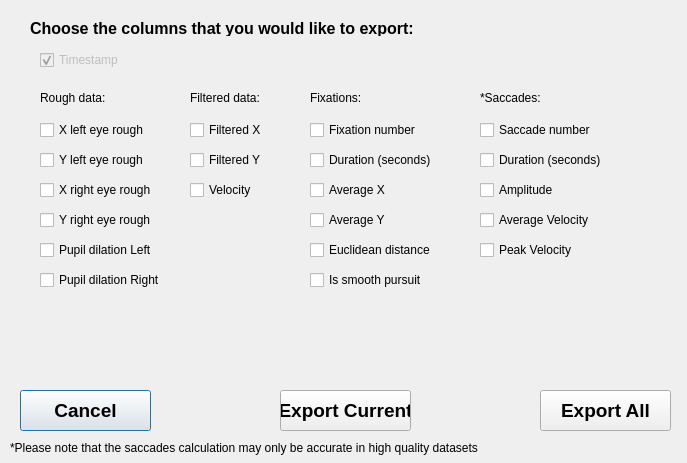
Above: DialogExport.ui from jamesalvarez/grafix-coder before the change. Below: the same form after it.
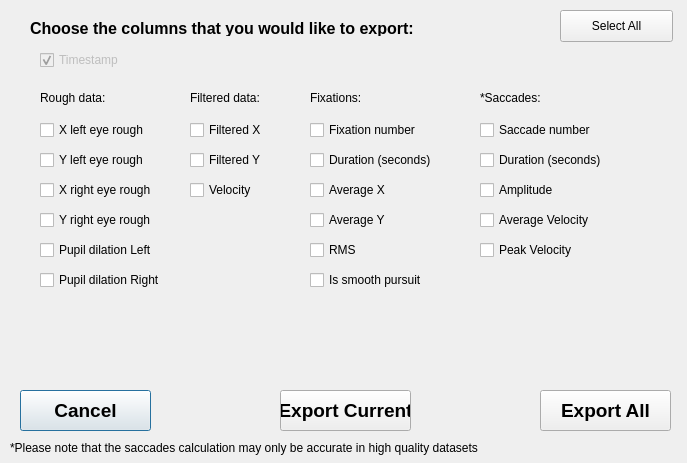
That is the form after the change.

Commit message: headers on export + select all button

```diff
--- a/DialogExport.ui
+++ b/DialogExport.ui
@@ -266,7 +266,7 @@
     </rect>
    </property>
    <property name="text">
-    <string>Euclidean distance</string>
+    <string>RMS</string>
    </property>
   </widget>
   <widget class="QPushButton" name="b_cancel">
@@ -446,6 +446,19 @@
     <string>Velocity</string>
    </property>
   </widget>
+  <widget class="QPushButton" name="b_select_all">
+   <property name="geometry">
+    <rect>
+     <x>560</x>
+     <y>10</y>
+     <width>113</width>
+     <height>32</height>
+    </rect>
+   </property>
+   <property name="text">
+    <string>Select All</string>
+   </property>
+  </widget>
  </widget>
  <resources/>
  <connections/>
```
The commit also changes 6 other files.
